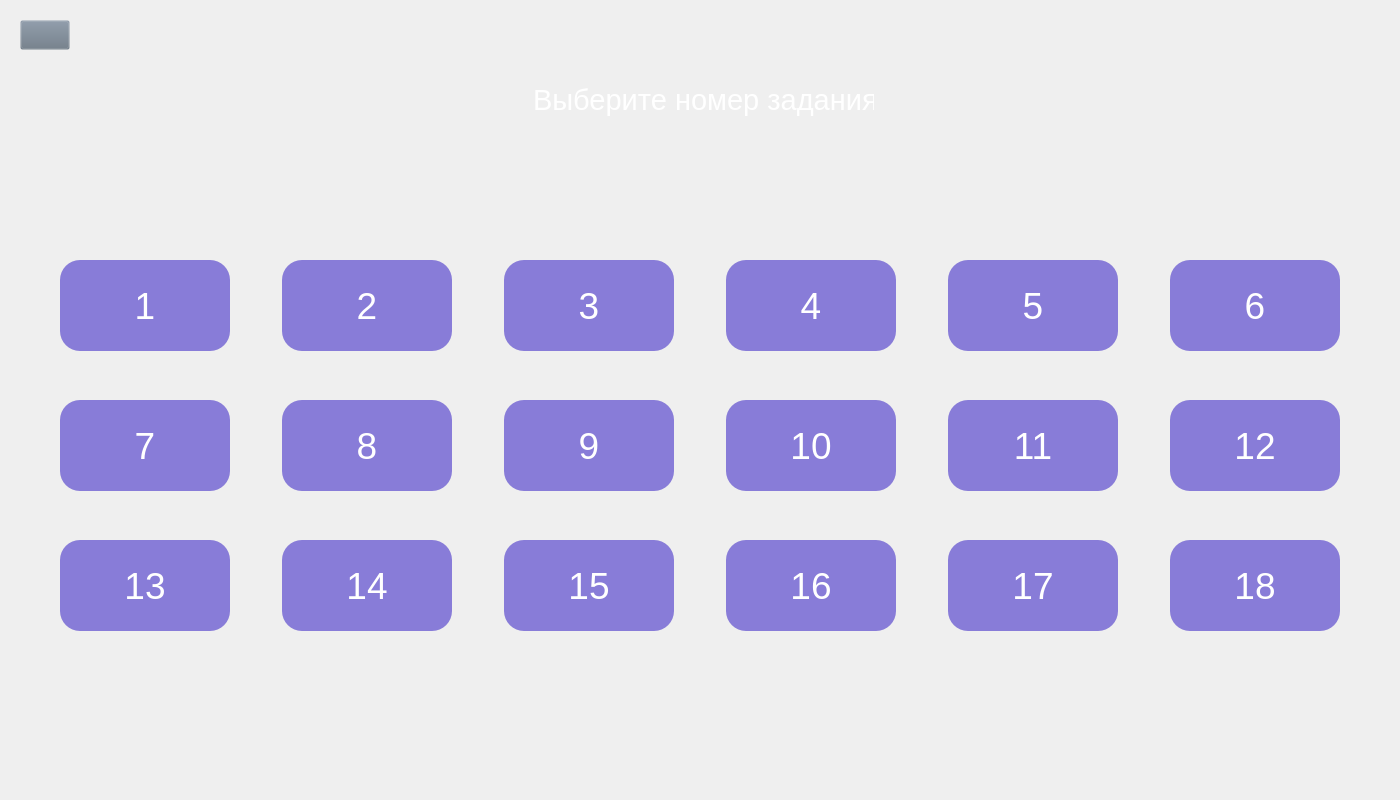
Old version of the form Python_files/UI_files/Tren.ui in the repository tixdim/QT_school.
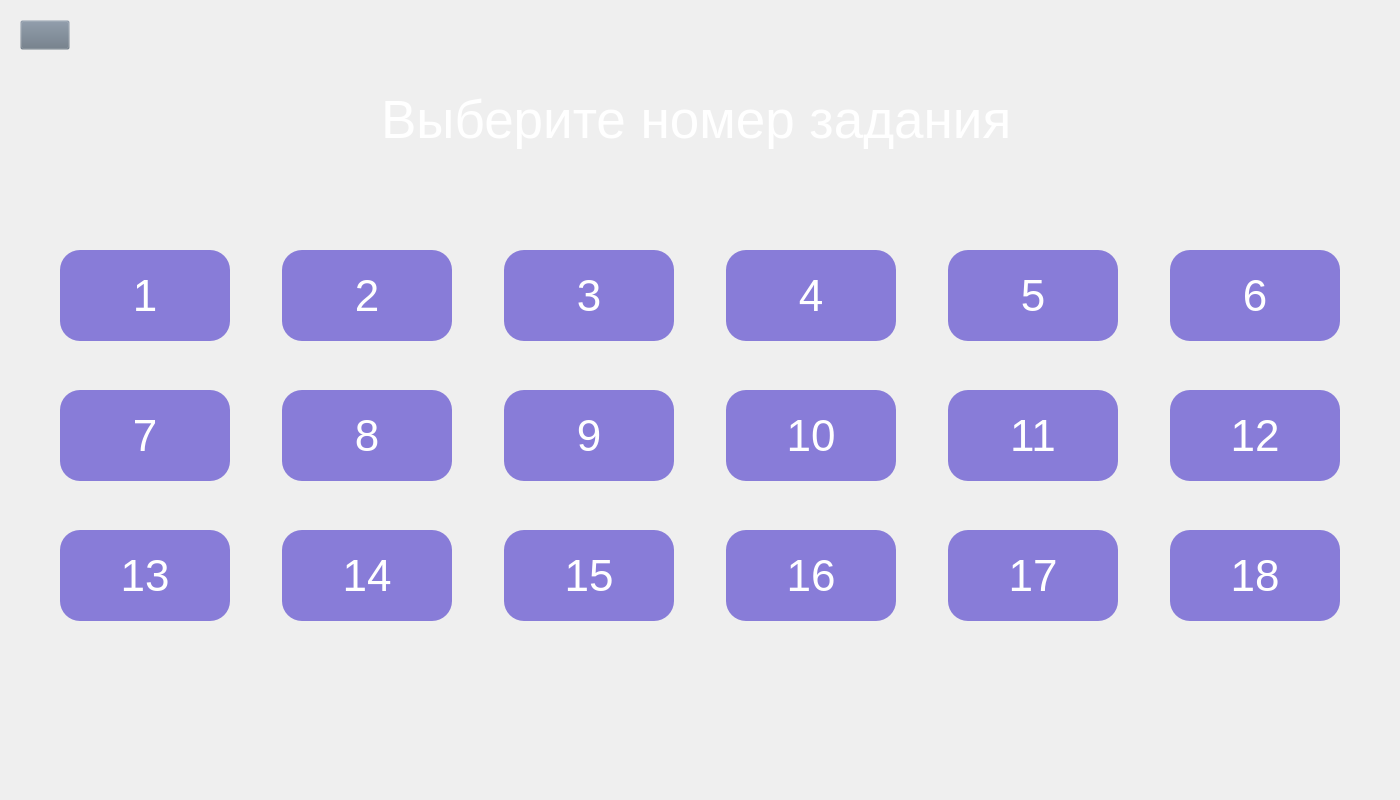
New version of the form. Icons and pictures are not drawn.

The edit to the form file:
```diff
--- a/Python_files/UI_files/Tren.ui
+++ b/Python_files/UI_files/Tren.ui
@@ -10,6 +10,11 @@
     <height>800</height>
    </rect>
   </property>
+  <property name="font">
+   <font>
+    <pointsize>8</pointsize>
+   </font>
+  </property>
   <property name="windowTitle">
    <string>Form</string>
   </property>
@@ -49,7 +54,7 @@
    <property name="geometry">
     <rect>
      <x>60</x>
-     <y>260</y>
+     <y>250</y>
      <width>170</width>
      <height>91</height>
     </rect>
@@ -57,7 +62,7 @@
    <property name="font">
     <font>
      <family>MS Shell Dlg 2</family>
-     <pointsize>28</pointsize>
+     <pointsize>33</pointsize>
     </font>
    </property>
    <property name="styleSheet">
@@ -71,7 +76,7 @@
    <property name="geometry">
     <rect>
      <x>282</x>
-     <y>260</y>
+     <y>250</y>
      <width>170</width>
      <height>91</height>
     </rect>
@@ -79,7 +84,7 @@
    <property name="font">
     <font>
      <family>MS Shell Dlg 2</family>
-     <pointsize>28</pointsize>
+     <pointsize>33</pointsize>
     </font>
    </property>
    <property name="styleSheet">
@@ -93,7 +98,7 @@
    <property name="geometry">
     <rect>
      <x>504</x>
-     <y>260</y>
+     <y>250</y>
      <width>170</width>
      <height>91</height>
     </rect>
@@ -101,7 +106,7 @@
    <property name="font">
     <font>
      <family>MS Shell Dlg 2</family>
-     <pointsize>28</pointsize>
+     <pointsize>33</pointsize>
     </font>
    </property>
    <property name="styleSheet">
@@ -115,7 +120,7 @@
    <property name="geometry">
     <rect>
      <x>726</x>
-     <y>260</y>
+     <y>250</y>
      <width>170</width>
      <height>91</height>
     </rect>
@@ -123,7 +128,7 @@
    <property name="font">
     <font>
      <family>MS Shell Dlg 2</family>
-     <pointsize>28</pointsize>
+     <pointsize>33</pointsize>
     </font>
    </property>
    <property name="styleSheet">
@@ -137,7 +142,7 @@
    <property name="geometry">
     <rect>
      <x>948</x>
-     <y>260</y>
+     <y>250</y>
      <width>170</width>
      <height>91</height>
     </rect>
@@ -145,7 +150,7 @@
    <property name="font">
     <font>
      <family>MS Shell Dlg 2</family>
-     <pointsize>28</pointsize>
+     <pointsize>33</pointsize>
     </font>
    </property>
    <property name="styleSheet">
@@ -159,7 +164,7 @@
    <property name="geometry">
     <rect>
      <x>1170</x>
-     <y>260</y>
+     <y>250</y>
      <width>170</width>
      <height>91</height>
     </rect>
@@ -167,7 +172,7 @@
    <property name="font">
     <font>
      <family>MS Shell Dlg 2</family>
-     <pointsize>28</pointsize>
+     <pointsize>33</pointsize>
     </font>
    </property>
    <property name="styleSheet">
@@ -181,7 +186,7 @@
    <property name="geometry">
     <rect>
      <x>948</x>
-     <y>400</y>
+     <y>390</y>
      <width>170</width>
      <height>91</height>
     </rect>
@@ -189,7 +194,7 @@
    <property name="font">
     <font>
      <family>MS Shell Dlg 2</family>
-     <pointsize>28</pointsize>
+     <pointsize>33</pointsize>
     </font>
    </property>
    <property name="styleSheet">
@@ -203,7 +208,7 @@
    <property name="geometry">
     <rect>
      <x>282</x>
-     <y>400</y>
+     <y>390</y>
      <width>170</width>
      <height>91</height>
     </rect>
@@ -211,7 +216,7 @@
    <property name="font">
     <font>
      <family>MS Shell Dlg 2</family>
-     <pointsize>28</pointsize>
+     <pointsize>33</pointsize>
     </font>
    </property>
    <property name="styleSheet">
@@ -225,7 +230,7 @@
    <property name="geometry">
     <rect>
      <x>60</x>
-     <y>400</y>
+     <y>390</y>
      <width>170</width>
      <height>91</height>
     </rect>
@@ -233,7 +238,7 @@
    <property name="font">
     <font>
      <family>MS Shell Dlg 2</family>
-     <pointsize>28</pointsize>
+     <pointsize>33</pointsize>
     </font>
    </property>
    <property name="styleSheet">
@@ -247,7 +252,7 @@
    <property name="geometry">
     <rect>
      <x>1170</x>
-     <y>400</y>
+     <y>390</y>
      <width>170</width>
      <height>91</height>
     </rect>
@@ -255,7 +260,7 @@
    <property name="font">
     <font>
      <family>MS Shell Dlg 2</family>
-     <pointsize>28</pointsize>
+     <pointsize>33</pointsize>
     </font>
    </property>
    <property name="styleSheet">
@@ -269,7 +274,7 @@
    <property name="geometry">
     <rect>
      <x>726</x>
-     <y>400</y>
+     <y>390</y>
      <width>170</width>
      <height>91</height>
     </rect>
@@ -277,7 +282,7 @@
    <property name="font">
     <font>
      <family>MS Shell Dlg 2</family>
-     <pointsize>28</pointsize>
+     <pointsize>33</pointsize>
     </font>
    </property>
    <property name="styleSheet">
@@ -291,7 +296,7 @@
    <property name="geometry">
     <rect>
      <x>504</x>
-     <y>400</y>
+     <y>390</y>
      <width>170</width>
      <height>91</height>
     </rect>
@@ -299,7 +304,7 @@
    <property name="font">
     <font>
      <family>MS Shell Dlg 2</family>
-     <pointsize>28</pointsize>
+     <pointsize>33</pointsize>
     </font>
    </property>
    <property name="styleSheet">
@@ -313,7 +318,7 @@
    <property name="geometry">
     <rect>
      <x>1170</x>
-     <y>540</y>
+     <y>530</y>
      <width>170</width>
      <height>91</height>
     </rect>
@@ -321,7 +326,7 @@
    <property name="font">
     <font>
      <family>MS Shell Dlg 2</family>
-     <pointsize>28</pointsize>
+     <pointsize>33</pointsize>
     </font>
    </property>
    <property name="styleSheet">
@@ -335,7 +340,7 @@
    <property name="geometry">
     <rect>
      <x>504</x>
-     <y>540</y>
+     <y>530</y>
      <width>170</width>
      <height>91</height>
     </rect>
@@ -343,7 +348,7 @@
    <property name="font">
     <font>
      <family>MS Shell Dlg 2</family>
-     <pointsize>28</pointsize>
+     <pointsize>33</pointsize>
     </font>
    </property>
    <property name="styleSheet">
@@ -357,7 +362,7 @@
    <property name="geometry">
     <rect>
      <x>948</x>
-     <y>540</y>
+     <y>530</y>
      <width>170</width>
      <height>91</height>
     </rect>
@@ -365,7 +370,7 @@
    <property name="font">
     <font>
      <family>MS Shell Dlg 2</family>
-     <pointsize>28</pointsize>
+     <pointsize>33</pointsize>
     </font>
    </property>
    <property name="styleSheet">
@@ -379,7 +384,7 @@
    <property name="geometry">
     <rect>
      <x>282</x>
-     <y>540</y>
+     <y>530</y>
      <width>170</width>
      <height>91</height>
     </rect>
@@ -387,7 +392,7 @@
    <property name="font">
     <font>
      <family>MS Shell Dlg 2</family>
-     <pointsize>28</pointsize>
+     <pointsize>33</pointsize>
     </font>
    </property>
    <property name="styleSheet">
@@ -401,7 +406,7 @@
    <property name="geometry">
     <rect>
      <x>726</x>
-     <y>540</y>
+     <y>530</y>
      <width>170</width>
      <height>91</height>
     </rect>
@@ -409,7 +414,7 @@
    <property name="font">
     <font>
      <family>MS Shell Dlg 2</family>
-     <pointsize>28</pointsize>
+     <pointsize>33</pointsize>
     </font>
    </property>
    <property name="styleSheet">
@@ -423,7 +428,7 @@
    <property name="geometry">
     <rect>
      <x>60</x>
-     <y>540</y>
+     <y>530</y>
      <width>170</width>
      <height>91</height>
     </rect>
@@ -431,7 +436,7 @@
    <property name="font">
     <font>
      <family>MS Shell Dlg 2</family>
-     <pointsize>28</pointsize>
+     <pointsize>33</pointsize>
     </font>
    </property>
    <property name="styleSheet">
@@ -444,14 +449,19 @@
   <widget class="QLabel" name="label">
    <property name="geometry">
     <rect>
-     <x>533</x>
-     <y>60</y>
-     <width>341</width>
-     <height>81</height>
+     <x>3</x>
+     <y>0</y>
+     <width>1401</width>
+     <height>241</height>
     </rect>
    </property>
+   <property name="font">
+    <font>
+     <pointsize>12</pointsize>
+    </font>
+   </property>
    <property name="text">
-    <string>&lt;html&gt;&lt;head/&gt;&lt;body&gt;&lt;p&gt;&lt;span style=&quot; font-size:22pt; color:#ffffff;&quot;&gt;Выберите номер задания &lt;/span&gt;&lt;/p&gt;&lt;/body&gt;&lt;/html&gt;</string>
+    <string>&lt;html&gt;&lt;head/&gt;&lt;body&gt;&lt;p align=&quot;center&quot;&gt;&lt;span style=&quot; font-size:40pt; color:#ffffff;&quot;&gt;Выберите номер задания &lt;/span&gt;&lt;/p&gt;&lt;/body&gt;&lt;/html&gt;</string>
    </property>
   </widget>
  </widget>
```
Left out of the diff: 20 changed lines with no effect on the pictures.
